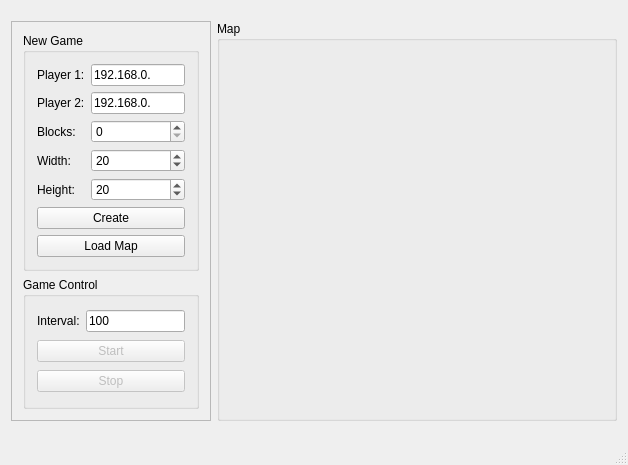
First picture: the form in TronServer/mainwindow.ui, repository fffaraz/Tron, before the edit.
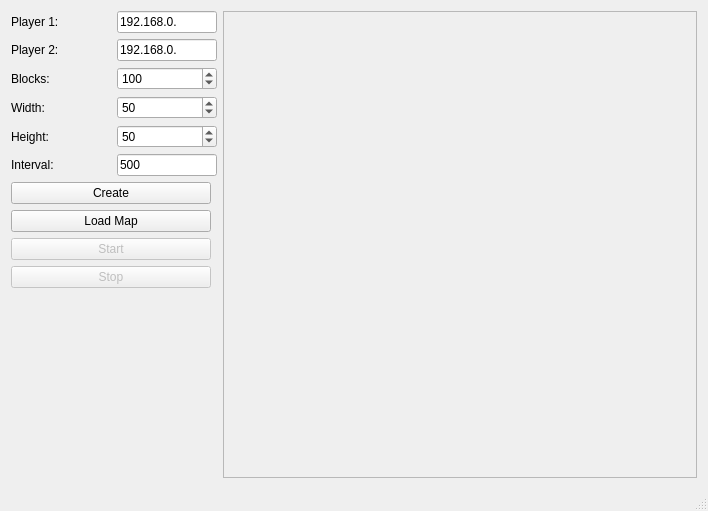
Second picture: the form after the edit. Icons and pictures are not drawn.

Diff of the .ui file:
```diff
--- a/TronServer/mainwindow.ui
+++ b/TronServer/mainwindow.ui
@@ -6,8 +6,8 @@
    <rect>
     <x>0</x>
     <y>0</y>
-    <width>624</width>
-    <height>465</height>
+    <width>708</width>
+    <height>511</height>
    </rect>
   </property>
   <property name="windowTitle">
@@ -24,150 +24,221 @@
    </size>
   </property>
   <widget class="QWidget" name="centralWidget">
-   <layout class="QGridLayout" name="gridLayout_4" rowstretch="0">
-    <item row="0" column="0">
-     <widget class="QFrame" name="frame">
-      <property name="minimumSize">
-       <size>
-        <width>200</width>
-        <height>0</height>
-       </size>
-      </property>
-      <property name="maximumSize">
-       <size>
-        <width>200</width>
-        <height>400</height>
-       </size>
-      </property>
-      <property name="frameShape">
-       <enum>QFrame::StyledPanel</enum>
-      </property>
-      <property name="frameShadow">
-       <enum>QFrame::Raised</enum>
-      </property>
-      <layout class="QGridLayout" name="gridLayout_5">
-       <item row="0" column="0">
-        <layout class="QGridLayout" name="gridLayout">
-         <property name="sizeConstraint">
-          <enum>QLayout::SetFixedSize</enum>
-         </property>
-         <item row="1" column="0">
-          <widget class="QGroupBox" name="groupBox_2">
-           <property name="title">
-            <string>Game Control</string>
-           </property>
-           <layout class="QHBoxLayout" name="horizontalLayout_4">
+   <layout class="QHBoxLayout" name="horizontalLayout_8">
             <item>
              <layout class="QVBoxLayout" name="verticalLayout">
               <item>
                <layout class="QHBoxLayout" name="horizontalLayout">
                 <item>
-                 <widget class="QLabel" name="label_3">
-                  <property name="text">
-                   <string>Interval:</string>
-                  </property>
-                 </widget>
-                </item>
-                <item>
-                 <widget class="QLineEdit" name="txtInterval">
-                  <property name="text">
-                   <string>100</string>
-                  </property>
-                 </widget>
-                </item>
-               </layout>
-              </item>
-              <item>
-               <widget class="QPushButton" name="btnStart">
-                <property name="enabled">
-                 <bool>false</bool>
-                </property>
-                <property name="text">
-                 <string>Start</string>
-                </property>
-               </widget>
-              </item>
-              <item>
-               <layout class="QHBoxLayout" name="horizontalLayout_2">
-                <item>
-                 <widget class="QPushButton" name="btnStop">
-                  <property name="enabled">
-                   <bool>false</bool>
-                  </property>
-                  <property name="text">
-                   <string>Stop</string>
-                  </property>
-                 </widget>
-                </item>
-               </layout>
-              </item>
-             </layout>
-            </item>
-           </layout>
-           <zorder></zorder>
-          </widget>
-         </item>
-         <item row="0" column="0">
-          <widget class="QGroupBox" name="groupBox">
-           <property name="title">
-            <string>New Game</string>
-           </property>
-           <layout class="QHBoxLayout" name="horizontalLayout_3">
-            <item>
-             <layout class="QVBoxLayout" name="verticalLayout_4">
-              <item>
-               <layout class="QGridLayout" name="gridLayout_2">
-                <item row="0" column="0">
                  <widget class="QLabel" name="label">
+          <property name="sizePolicy">
+           <sizepolicy hsizetype="Fixed" vsizetype="Preferred">
+            <horstretch>0</horstretch>
+            <verstretch>0</verstretch>
+           </sizepolicy>
+          </property>
+          <property name="minimumSize">
+           <size>
+            <width>100</width>
+            <height>0</height>
+           </size>
+          </property>
+          <property name="maximumSize">
+           <size>
+            <width>150</width>
+            <height>16777215</height>
+           </size>
+          </property>
                   <property name="text">
                    <string>Player 1:</string>
                   </property>
                  </widget>
                 </item>
-                <item row="0" column="1">
+        <item>
                  <widget class="QLineEdit" name="txtIP1">
+          <property name="sizePolicy">
+           <sizepolicy hsizetype="Fixed" vsizetype="Fixed">
+            <horstretch>0</horstretch>
+            <verstretch>0</verstretch>
+           </sizepolicy>
+          </property>
+          <property name="minimumSize">
+           <size>
+            <width>100</width>
+            <height>0</height>
+           </size>
+          </property>
+          <property name="maximumSize">
+           <size>
+            <width>200</width>
+            <height>16777215</height>
+           </size>
+          </property>
                   <property name="text">
                    <string>192.168.0.</string>
                   </property>
                  </widget>
                 </item>
-                <item row="1" column="0">
+       </layout>
+      </item>
+      <item>
+       <layout class="QHBoxLayout" name="horizontalLayout_3">
+        <item>
                  <widget class="QLabel" name="label_2">
+          <property name="sizePolicy">
+           <sizepolicy hsizetype="Fixed" vsizetype="Preferred">
+            <horstretch>0</horstretch>
+            <verstretch>0</verstretch>
+           </sizepolicy>
+          </property>
+          <property name="minimumSize">
+           <size>
+            <width>100</width>
+            <height>0</height>
+           </size>
+          </property>
+          <property name="maximumSize">
+           <size>
+            <width>150</width>
+            <height>16777215</height>
+           </size>
+          </property>
                   <property name="text">
                    <string>Player 2:</string>
                   </property>
                  </widget>
                 </item>
-                <item row="1" column="1">
+        <item>
                  <widget class="QLineEdit" name="txtIP2">
+          <property name="sizePolicy">
+           <sizepolicy hsizetype="Fixed" vsizetype="Fixed">
+            <horstretch>0</horstretch>
+            <verstretch>0</verstretch>
+           </sizepolicy>
+          </property>
+          <property name="minimumSize">
+           <size>
+            <width>100</width>
+            <height>0</height>
+           </size>
+          </property>
+          <property name="maximumSize">
+           <size>
+            <width>200</width>
+            <height>16777215</height>
+           </size>
+          </property>
                   <property name="text">
                    <string>192.168.0.</string>
                   </property>
                  </widget>
                 </item>
-                <item row="2" column="0">
+       </layout>
+      </item>
+      <item>
+       <layout class="QHBoxLayout" name="horizontalLayout_4">
+        <item>
                  <widget class="QLabel" name="label_4">
+          <property name="sizePolicy">
+           <sizepolicy hsizetype="Fixed" vsizetype="Preferred">
+            <horstretch>0</horstretch>
+            <verstretch>0</verstretch>
+           </sizepolicy>
+          </property>
+          <property name="minimumSize">
+           <size>
+            <width>100</width>
+            <height>0</height>
+           </size>
+          </property>
+          <property name="maximumSize">
+           <size>
+            <width>150</width>
+            <height>16777215</height>
+           </size>
+          </property>
                   <property name="text">
                    <string>Blocks:</string>
                   </property>
                  </widget>
                 </item>
-                <item row="2" column="1">
+        <item>
                  <widget class="QSpinBox" name="blockNum">
+          <property name="sizePolicy">
+           <sizepolicy hsizetype="Fixed" vsizetype="Fixed">
+            <horstretch>0</horstretch>
+            <verstretch>0</verstretch>
+           </sizepolicy>
+          </property>
+          <property name="minimumSize">
+           <size>
+            <width>100</width>
+            <height>0</height>
+           </size>
+          </property>
+          <property name="maximumSize">
+           <size>
+            <width>200</width>
+            <height>16777215</height>
+           </size>
+          </property>
                   <property name="maximum">
                    <number>10000</number>
                   </property>
-                 </widget>
-                </item>
-                <item row="3" column="0">
+          <property name="value">
+           <number>100</number>
+          </property>
+         </widget>
+        </item>
+       </layout>
+      </item>
+      <item>
+       <layout class="QHBoxLayout" name="horizontalLayout_5">
+        <item>
                  <widget class="QLabel" name="label_5">
+          <property name="sizePolicy">
+           <sizepolicy hsizetype="Fixed" vsizetype="Preferred">
+            <horstretch>0</horstretch>
+            <verstretch>0</verstretch>
+           </sizepolicy>
+          </property>
+          <property name="minimumSize">
+           <size>
+            <width>100</width>
+            <height>0</height>
+           </size>
+          </property>
+          <property name="maximumSize">
+           <size>
+            <width>150</width>
+            <height>16777215</height>
+           </size>
+          </property>
                   <property name="text">
                    <string>Width:</string>
                   </property>
                  </widget>
                 </item>
-                <item row="3" column="1">
+        <item>
                  <widget class="QSpinBox" name="mapWidth">
+          <property name="sizePolicy">
+           <sizepolicy hsizetype="Fixed" vsizetype="Fixed">
+            <horstretch>0</horstretch>
+            <verstretch>0</verstretch>
+           </sizepolicy>
+          </property>
+          <property name="minimumSize">
+           <size>
+            <width>100</width>
+            <height>0</height>
+           </size>
+          </property>
+          <property name="maximumSize">
+           <size>
+            <width>200</width>
+            <height>16777215</height>
+           </size>
+          </property>
                   <property name="minimum">
                    <number>2</number>
                   </property>
@@ -175,19 +246,59 @@
                    <number>100</number>
                   </property>
                   <property name="value">
-                   <number>20</number>
+           <number>50</number>
                   </property>
                  </widget>
                 </item>
-                <item row="4" column="0">
+       </layout>
+      </item>
+      <item>
+       <layout class="QHBoxLayout" name="horizontalLayout_6">
+        <item>
                  <widget class="QLabel" name="label_6">
+          <property name="sizePolicy">
+           <sizepolicy hsizetype="Fixed" vsizetype="Preferred">
+            <horstretch>0</horstretch>
+            <verstretch>0</verstretch>
+           </sizepolicy>
+          </property>
+          <property name="minimumSize">
+           <size>
+            <width>100</width>
+            <height>0</height>
+           </size>
+          </property>
+          <property name="maximumSize">
+           <size>
+            <width>150</width>
+            <height>16777215</height>
+           </size>
+          </property>
                   <property name="text">
                    <string>Height:</string>
                   </property>
                  </widget>
                 </item>
-                <item row="4" column="1">
+        <item>
                  <widget class="QSpinBox" name="mapHeight">
+          <property name="sizePolicy">
+           <sizepolicy hsizetype="Fixed" vsizetype="Fixed">
+            <horstretch>0</horstretch>
+            <verstretch>0</verstretch>
+           </sizepolicy>
+          </property>
+          <property name="minimumSize">
+           <size>
+            <width>100</width>
+            <height>0</height>
+           </size>
+          </property>
+          <property name="maximumSize">
+           <size>
+            <width>200</width>
+            <height>16777215</height>
+           </size>
+          </property>
                   <property name="minimum">
                    <number>2</number>
                   </property>
@@ -195,7 +306,61 @@
                    <number>100</number>
                   </property>
                   <property name="value">
-                   <number>20</number>
+           <number>50</number>
+          </property>
+         </widget>
+        </item>
+       </layout>
+      </item>
+      <item>
+       <layout class="QHBoxLayout" name="horizontalLayout_7">
+        <item>
+         <widget class="QLabel" name="label_3">
+          <property name="sizePolicy">
+           <sizepolicy hsizetype="Fixed" vsizetype="Preferred">
+            <horstretch>0</horstretch>
+            <verstretch>0</verstretch>
+           </sizepolicy>
+          </property>
+          <property name="minimumSize">
+           <size>
+            <width>100</width>
+            <height>0</height>
+           </size>
+          </property>
+          <property name="maximumSize">
+           <size>
+            <width>150</width>
+            <height>16777215</height>
+           </size>
+          </property>
+          <property name="text">
+           <string>Interval:</string>
+          </property>
+         </widget>
+        </item>
+        <item>
+         <widget class="QLineEdit" name="txtInterval">
+          <property name="sizePolicy">
+           <sizepolicy hsizetype="Fixed" vsizetype="Fixed">
+            <horstretch>0</horstretch>
+            <verstretch>0</verstretch>
+           </sizepolicy>
+          </property>
+          <property name="minimumSize">
+           <size>
+            <width>100</width>
+            <height>0</height>
+           </size>
+          </property>
+          <property name="maximumSize">
+           <size>
+            <width>200</width>
+            <height>16777215</height>
+           </size>
+          </property>
+          <property name="text">
+           <string>500</string>
                   </property>
                  </widget>
                 </item>
@@ -203,6 +368,24 @@
               </item>
               <item>
                <widget class="QPushButton" name="btnCreate">
+        <property name="sizePolicy">
+         <sizepolicy hsizetype="Fixed" vsizetype="Fixed">
+          <horstretch>0</horstretch>
+          <verstretch>0</verstretch>
+         </sizepolicy>
+        </property>
+        <property name="minimumSize">
+         <size>
+          <width>100</width>
+          <height>0</height>
+         </size>
+        </property>
+        <property name="maximumSize">
+         <size>
+          <width>200</width>
+          <height>16777215</height>
+         </size>
+        </property>
                 <property name="text">
                  <string>Create</string>
                 </property>
@@ -210,35 +393,116 @@
               </item>
               <item>
                <widget class="QPushButton" name="confUpload">
+        <property name="sizePolicy">
+         <sizepolicy hsizetype="Fixed" vsizetype="Fixed">
+          <horstretch>0</horstretch>
+          <verstretch>0</verstretch>
+         </sizepolicy>
+        </property>
+        <property name="minimumSize">
+         <size>
+          <width>100</width>
+          <height>0</height>
+         </size>
+        </property>
+        <property name="maximumSize">
+         <size>
+          <width>200</width>
+          <height>16777215</height>
+         </size>
+        </property>
                 <property name="text">
                  <string>Load Map</string>
                 </property>
                </widget>
               </item>
-             </layout>
-            </item>
-           </layout>
-          </widget>
-         </item>
-        </layout>
-       </item>
-      </layout>
-      <zorder></zorder>
-     </widget>
+      <item>
+       <widget class="QPushButton" name="btnStart">
+        <property name="enabled">
+         <bool>false</bool>
+        </property>
+        <property name="sizePolicy">
+         <sizepolicy hsizetype="Fixed" vsizetype="Fixed">
+          <horstretch>0</horstretch>
+          <verstretch>0</verstretch>
+         </sizepolicy>
+        </property>
+        <property name="minimumSize">
+         <size>
+          <width>100</width>
+          <height>0</height>
+         </size>
+        </property>
+        <property name="maximumSize">
+         <size>
+          <width>200</width>
+          <height>16777215</height>
+         </size>
+        </property>
+        <property name="text">
+         <string>Start</string>
+        </property>
+       </widget>
+      </item>
+      <item>
+       <widget class="QPushButton" name="btnStop">
+        <property name="enabled">
+         <bool>false</bool>
+        </property>
+        <property name="sizePolicy">
+         <sizepolicy hsizetype="Fixed" vsizetype="Fixed">
+          <horstretch>0</horstretch>
+          <verstretch>0</verstretch>
+         </sizepolicy>
+        </property>
+        <property name="minimumSize">
+         <size>
+          <width>100</width>
+          <height>0</height>
+         </size>
+        </property>
+        <property name="maximumSize">
+         <size>
+          <width>200</width>
+          <height>16777215</height>
+         </size>
+        </property>
+        <property name="text">
+         <string>Stop</string>
+        </property>
+       </widget>
+      </item>
+      <item>
+       <spacer name="verticalSpacer">
+        <property name="orientation">
+         <enum>Qt::Vertical</enum>
+        </property>
+        <property name="sizeHint" stdset="0">
+         <size>
+          <width>20</width>
+          <height>40</height>
+         </size>
+        </property>
+       </spacer>
+      </item>
+     </layout>
     </item>
-    <item row="0" column="1">
-     <widget class="QGroupBox" name="gbDrawer">
+    <item>
+     <widget class="QFrame" name="frame">
       <property name="minimumSize">
        <size>
-        <width>400</width>
-        <height>400</height>
+        <width>200</width>
+        <height>200</height>
        </size>
       </property>
-      <property name="title">
-       <string>Map</string>
+      <property name="frameShape">
+       <enum>QFrame::StyledPanel</enum>
       </property>
-      <layout class="QGridLayout" name="gridLayout_3">
-       <item row="0" column="0">
+      <property name="frameShadow">
+       <enum>QFrame::Raised</enum>
+      </property>
+      <layout class="QHBoxLayout" name="horizontalLayout_2">
+       <item>
         <layout class="QGridLayout" name="grDrawer"/>
        </item>
       </layout>
```
Left out of the diff: 2 changed lines with no effect on the pictures. Lines whose indentation alone changed are shown as unchanged.
